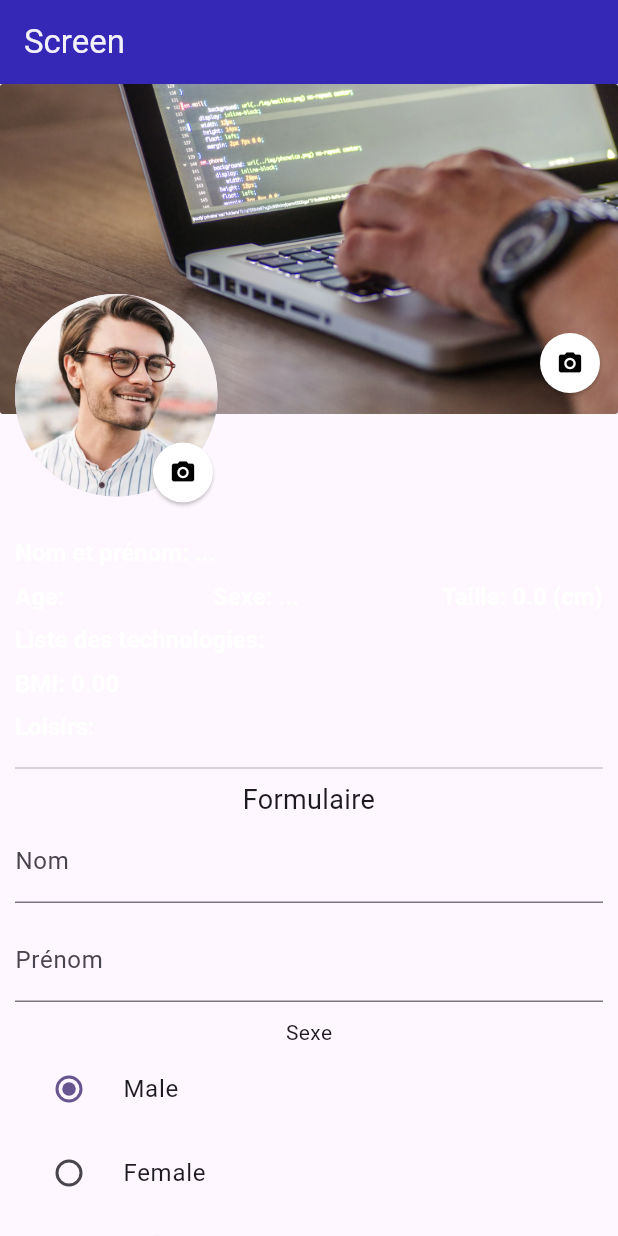
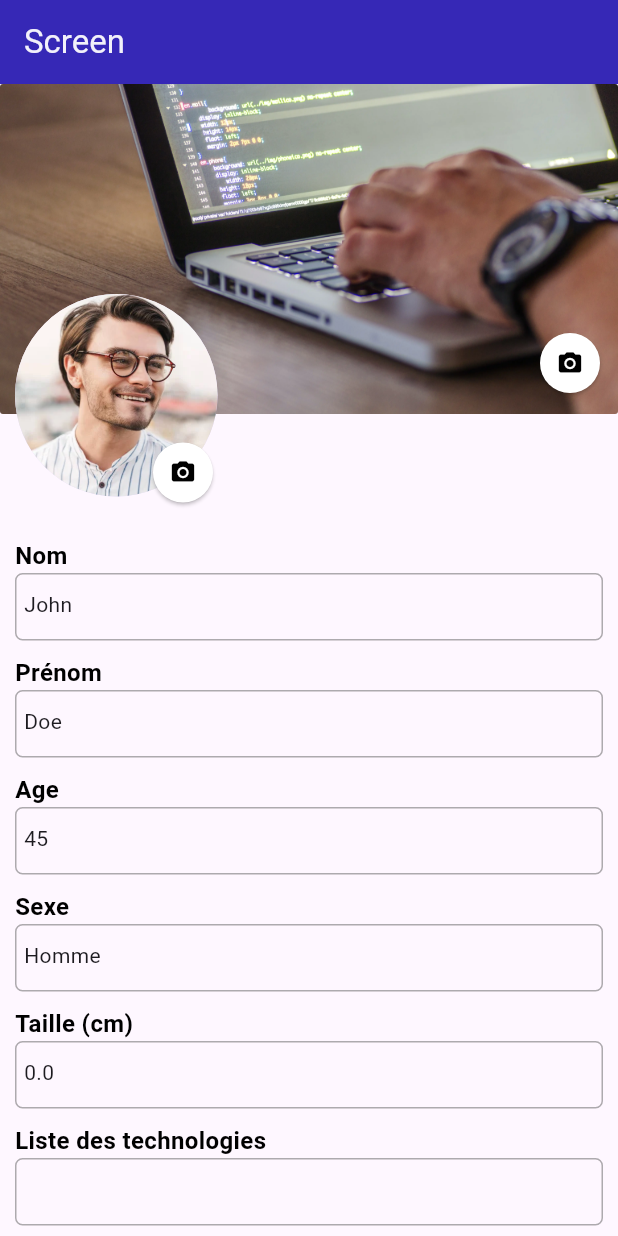
Before and after one commit to DTC-Formation/layout-interactives-Rojotiana-Tsiverisoa, a Flutter app: the screen it shows after launch, on a phone screen of 412 x 824 dp. Run offline on Flutter 3.47's test engine with Material 2 defaults, Android fonts, the phone set to English and light mode, and no system bars; our stand-ins replace image_picker.

Commit message:
update preview

```diff
--- a/lib/screen/form.dart
+++ b/lib/screen/form.dart
@@ -36,7 +36,7 @@ class _MyFormState extends State<MyForm> {
   var lastnameController = TextEditingController();
   String birthdayController = "";
   SexeChoice? _sexe = SexeChoice.male;
-  String sexeController = 'male';
+  String sexeController = 'Homme';
   double heightController = 0;
   var weightController = TextEditingController();
 
@@ -123,24 +123,24 @@ class _MyFormState extends State<MyForm> {
         // children: [
         const Text('Sexe'),
         RadioListTile<SexeChoice>(
-          title: const Text('Male'),
+          title: const Text('Homme'),
           value: SexeChoice.male,
           groupValue: _sexe,
           onChanged: (SexeChoice? value) {
             setState(() {
               _sexe = value;
-              sexeController = 'male';
+              sexeController = 'Homme';
             });
           },
         ),
         RadioListTile<SexeChoice>(
-          title: const Text('Female'),
+          title: const Text('Femme'),
           value: SexeChoice.female,
           groupValue: _sexe,
           onChanged: (SexeChoice? value) {
             setState(() {
               _sexe = value;
-              sexeController = 'female';
+              sexeController = 'Femme';
             });
           },
         ),
--- a/lib/screen/preview.dart
+++ b/lib/screen/preview.dart
@@ -16,11 +16,11 @@ class Preview extends StatefulWidget {
 
 class _PreviewState extends State<Preview> {
   Helper helper = Helper();
-  String firstnameController = "...";
-  String lastnameController = "";
-  String sexeController = "...";
+  String firstnameController = "John";
+  String lastnameController = "Doe";
+  String sexeController = "Homme";
   String birthdayController = "";
-  String age = "";
+  String age = "45";
   double heightController = 0;
   String weightController = "";
   double bmiController = 0;
@@ -146,6 +146,42 @@ class _PreviewState extends State<Preview> {
   @override
   Widget build(BuildContext context) {
     var size = MediaQuery.of(context).size;
+
+    customInput(String title, String value) {
+      var customInput = Align(
+        alignment: Alignment.centerLeft,
+        child: Column(
+          crossAxisAlignment: CrossAxisAlignment.start,
+          children: [
+            Text(
+              title,
+              style: const TextStyle(
+                fontWeight: FontWeight.bold,
+                fontSize: 16,
+                color: Colors.black,
+              ),
+            ),
+            Container(
+              width: size.width,
+              height: 45,
+              padding: const EdgeInsets.only(top: 10, left: 5),
+              decoration: BoxDecoration(
+                border: Border.all(
+                  width: 1,
+                  color: const Color.fromARGB(118, 80, 80, 80),
+                ),
+                borderRadius: const BorderRadius.all(Radius.circular(5)),
+              ),
+              child: Text(value),
+            ),
+            const Padding(
+              padding: EdgeInsets.only(bottom: 10),
+            ),
+          ],
+        ),
+      );
+      return customInput;
+    }
 
     return Column(
       children: [
@@ -348,160 +384,21 @@ class _PreviewState extends State<Preview> {
           padding: const EdgeInsets.all(10),
           child: Column(
             children: [
-              // ************** Fullname **************
-              Align(
-                alignment: Alignment.centerLeft,
-                child: RichText(
-                  text: TextSpan(
-                    text: 'Nom et prénom: ',
-                    style: const TextStyle(
-                      fontWeight: FontWeight.bold,
-                      fontSize: 16,
-                    ),
-                    children: [
-                      TextSpan(
-                        text: "$firstnameController $lastnameController",
-                      ),
-                    ],
-                  ),
-                ),
+              customInput('Nom', firstnameController),
+              customInput('Prénom', lastnameController),
+              customInput('Age', age),
+              customInput('Sexe', sexeController),
+              customInput('Taille (cm)', heightController.toString()),
+              customInput(
+                'Liste des technologies',
+                technoController.join(', '),
               ),
+              customInput('BMI', bmiController.toStringAsFixed(2)),
+              customInput('Loisirs', hobbyController.join(', ')),
               const Padding(
                 padding: EdgeInsets.only(bottom: 10),
               ),
-
-              // ************** Age - Sexe - Taille **************
-              Container(
-                padding: const EdgeInsets.only(bottom: 10),
-                child: Row(
-                  mainAxisAlignment: MainAxisAlignment.spaceBetween,
-                  children: [
-                    Column(
-                      children: [
-                        RichText(
-                          text: TextSpan(
-                            text: 'Age: ',
-                            style: const TextStyle(
-                              fontWeight: FontWeight.bold,
-                              fontSize: 16,
-                            ),
-                            children: [
-                              TextSpan(
-                                text: age,
-                              ),
-                            ],
-                          ),
-                        ),
-                      ],
-                    ),
-                    Column(
-                      children: [
-                        RichText(
-                          text: TextSpan(
-                            text: 'Sexe: ',
-                            style: const TextStyle(
-                              fontWeight: FontWeight.bold,
-                              fontSize: 16,
-                            ),
-                            children: [
-                              TextSpan(
-                                text: sexeController,
-                              ),
-                            ],
-                          ),
-                        ),
-                      ],
-                    ),
-                    Column(
-                      children: [
-                        RichText(
-                          text: TextSpan(
-                            text: 'Taille: ',
-                            style: const TextStyle(
-                              fontWeight: FontWeight.bold,
-                              fontSize: 16,
-                            ),
-                            children: [
-                              TextSpan(
-                                text: '$heightController (cm)',
-                              ),
-                            ],
-                          ),
-                        ),
-                      ],
-                    ),
-                  ],
-                ),
-              ),
-
-              // ************** Liste des technologies **************
-              Align(
-                alignment: Alignment.centerLeft,
-                child: RichText(
-                  text: TextSpan(
-                    text: 'Liste des technologies: ',
-                    style: const TextStyle(
-                      fontWeight: FontWeight.bold,
-                      fontSize: 16,
-                    ),
-                    children: [
-                      TextSpan(
-                        text: technoController.join(', '),
-                      ),
-                    ],
-                  ),
-                ),
-              ),
-              const Padding(
-                padding: EdgeInsets.only(bottom: 10),
-              ),
-
-              // ************** BMI **************
-              Align(
-                alignment: Alignment.centerLeft,
-                child: RichText(
-                  text: TextSpan(
-                    text: 'BMI: ',
-                    style: const TextStyle(
-                      fontWeight: FontWeight.bold,
-                      fontSize: 16,
-                    ),
-                    children: [
-                      TextSpan(
-                        text: bmiController.toStringAsFixed(2),
-                      ),
-                    ],
-                  ),
-                ),
-              ),
-              const Padding(
-                padding: EdgeInsets.only(bottom: 10),
-              ),
-
-              // ************** Loisirs **************
-              Align(
-                alignment: Alignment.centerLeft,
-                child: RichText(
-                  text: TextSpan(
-                    text: 'Loisirs: ',
-                    style: const TextStyle(
-                      fontWeight: FontWeight.bold,
-                      fontSize: 16,
-                    ),
-                    children: [
-                      TextSpan(
-                        text: hobbyController.join(', '),
-                      ),
-                    ],
-                  ),
-                ),
-              ),
-              const Padding(
-                padding: EdgeInsets.only(bottom: 10),
-              ),
-
               const Divider(),
-
               MyForm(
                 updateFirstname: updateFirstname,
                 updateLastname: updateLastname,
```
